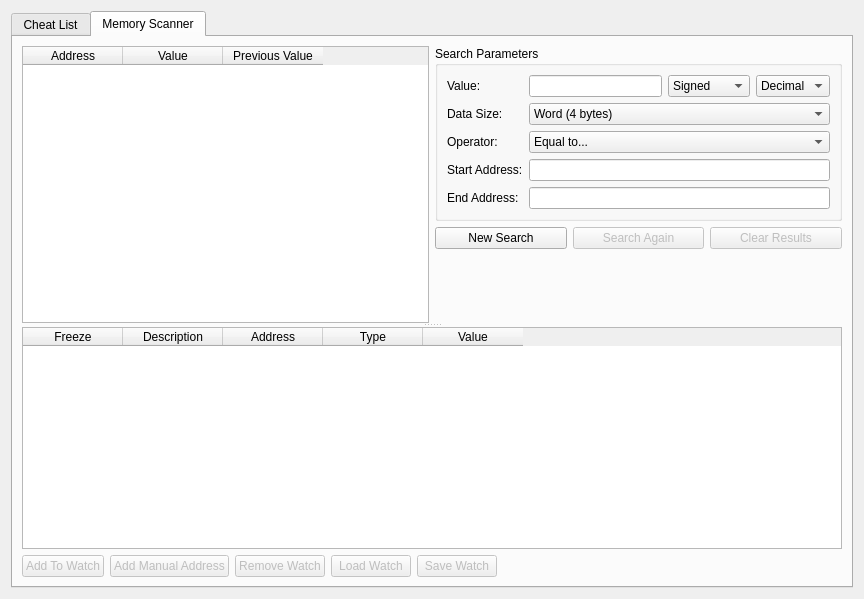
Qt form src/duckstation-qt/cheatmanagerdialog.ui (kofxi3584karlayang/duckstation) before a commit.
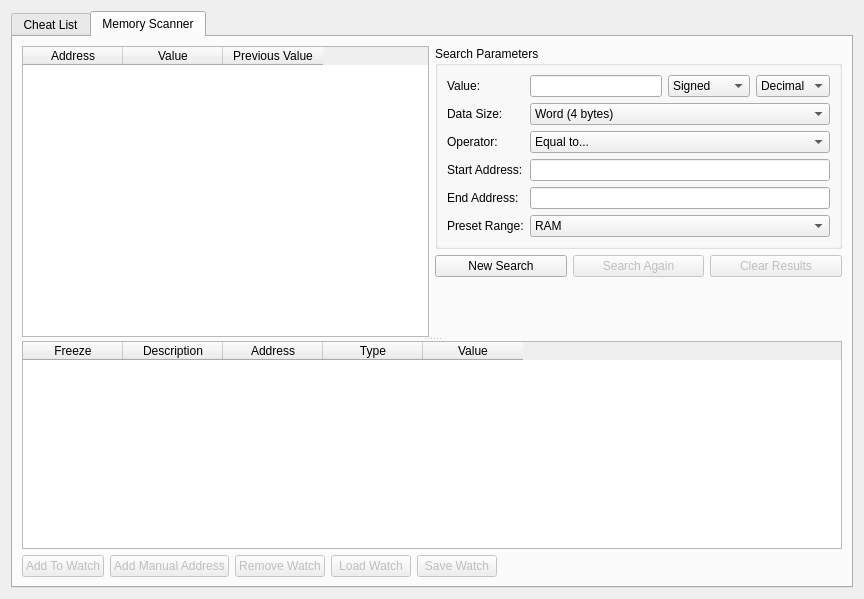
The same form after that commit. The open tabs and pages were chosen to show the change.

Commit message: Qt/CheatManager: Add preset address ranges

The edit to the form file:
```diff
--- a/src/duckstation-qt/cheatmanagerdialog.ui
+++ b/src/duckstation-qt/cheatmanagerdialog.ui
@@ -370,6 +370,32 @@
                 <item row="6" column="1">
                  <widget class="QLineEdit" name="scanEndAddress"/>
                 </item>
+                <item row="7" column="0">
+                 <widget class="QLabel" name="label_6">
+                  <property name="text">
+                   <string>Preset Range:</string>
+                  </property>
+                 </widget>
+                </item>
+                <item row="7" column="1">
+                 <widget class="QComboBox" name="scanPresetRange">
+                  <item>
+                   <property name="text">
+                    <string>RAM</string>
+                   </property>
+                  </item>
+                  <item>
+                   <property name="text">
+                    <string>Scratchpad</string>
+                   </property>
+                  </item>
+                  <item>
+                   <property name="text">
+                    <string>BIOS</string>
+                   </property>
+                  </item>
+                 </widget>
+                </item>
                </layout>
               </widget>
              </item>
```
The commit also changes 1 other file.
